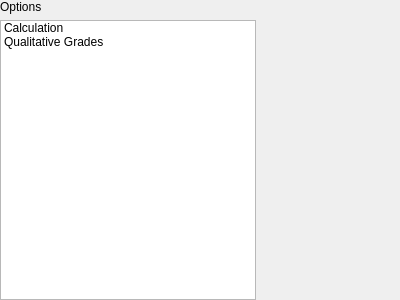
Above: app/options/optionswindow.ui from ZoomTen/theGrades before the change. Below: the same form after it.
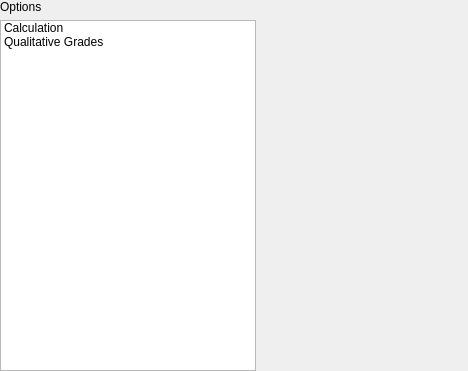
That is the form after the change. Icons and pictures are not drawn. Custom widgets are drawn as their Qt base class.

Commit message: implement option tab switching and sidebar resize

Diff of the .ui file:
```diff
--- a/app/options/optionswindow.ui
+++ b/app/options/optionswindow.ui
@@ -6,8 +6,8 @@
    <rect>
     <x>0</x>
     <y>0</y>
-    <width>400</width>
-    <height>300</height>
+    <width>468</width>
+    <height>371</height>
    </rect>
   </property>
   <property name="windowTitle">
@@ -51,11 +51,35 @@
       <item>
        <widget class="QListWidget" name="listWidget">
         <property name="sizePolicy">
-         <sizepolicy hsizetype="Preferred" vsizetype="Expanding">
+         <sizepolicy hsizetype="Fixed" vsizetype="Expanding">
           <horstretch>0</horstretch>
           <verstretch>0</verstretch>
          </sizepolicy>
         </property>
+        <property name="horizontalScrollBarPolicy">
+         <enum>Qt::ScrollBarAlwaysOff</enum>
+        </property>
+        <property name="tabKeyNavigation">
+         <bool>true</bool>
+        </property>
+        <property name="iconSize">
+         <size>
+          <width>32</width>
+          <height>32</height>
+         </size>
+        </property>
+        <property name="isWrapping" stdset="0">
+         <bool>true</bool>
+        </property>
+        <property name="resizeMode">
+         <enum>QListView::Fixed</enum>
+        </property>
+        <property name="viewMode">
+         <enum>QListView::ListMode</enum>
+        </property>
+        <property name="wordWrap">
+         <bool>true</bool>
+        </property>
         <item>
          <property name="text">
           <string>Calculation</string>
@@ -97,6 +121,15 @@
    <extends>QLabel</extends>
    <header location="global">ttitlelabel.h</header>
   </customwidget>
+  <customwidget>
+   <class>tStackedWidget</class>
+   <extends>QStackedWidget</extends>
+   <header location="global">tstackedwidget.h</header>
+   <container>1</container>
+   <slots>
+    <signal>switchingFrame(int)</signal>
+   </slots>
+  </customwidget>
   <customwidget>
    <class>CalcOptions</class>
    <extends>QWidget</extends>
```
Left out of the diff: 7 changed lines with no effect on the pictures. The commit also changes 4 other files.
